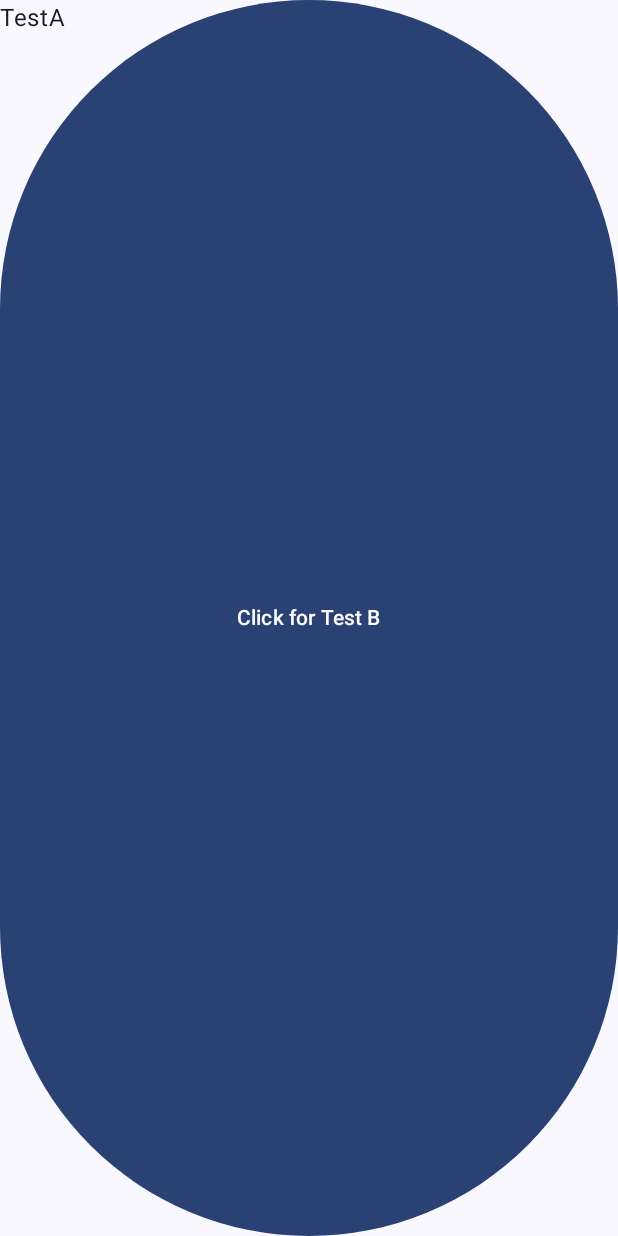
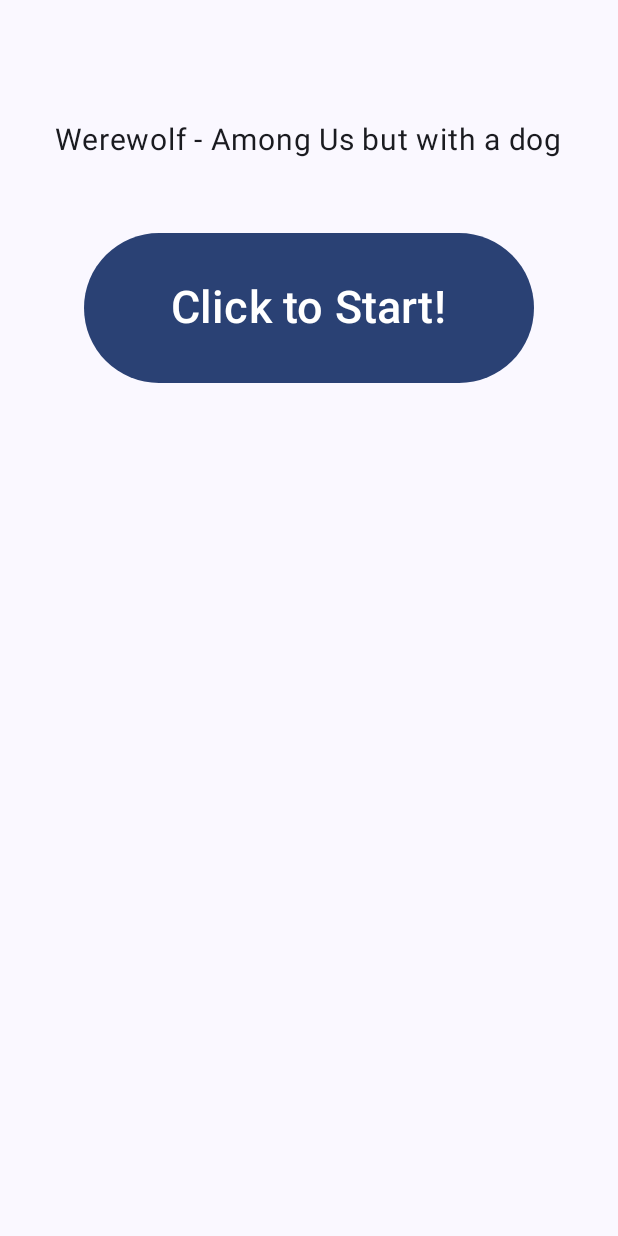
Before and after one commit to PaperGoose2566/EvilDoggyII, an Android app built with Jetpack Compose: the screen it shows after launch (MainActivity), on a phone screen of 412 x 824 dp. Run offline under Robolectric (Android 15) with nearby library versions, the light colour scheme and no system bars.

Commit message:
Main menu, Role assignment. Oh yeah, it's all coming together

```diff
--- /dev/null
+++ b/app/src/main/java/com/zooteam/evildoggyii/Amor.kt
@@ -0,0 +1,4 @@
+package com.zooteam.evildoggyii
+
+class Amor(override var name: String = "Amor") : Role {
+}
--- a/app/src/main/java/com/zooteam/evildoggyii/Game.kt
+++ b/app/src/main/java/com/zooteam/evildoggyii/Game.kt
@@ -1,7 +1,7 @@
 package com.zooteam.evildoggyii
 
 class Game {
-    var gameRoles = mutableListOf<Role>(Werewolf(), Seher())
+    var gameRoles = mutableListOf<Role>(Werewolf(), Seher(), Amor())
     init {
        gameRoles = gameRoles.shuffled().toMutableList()
     }
--- a/app/src/main/java/com/zooteam/evildoggyii/MainActivity.kt
+++ b/app/src/main/java/com/zooteam/evildoggyii/MainActivity.kt
@@ -16,6 +16,7 @@
 import com.zooteam.evildoggyii.ui.theme.EvilDoggyIITheme
 
 class MainActivity : ComponentActivity() {
+    var game = Game()
     override fun onCreate(savedInstanceState: Bundle?) {
         super.onCreate(savedInstanceState)
         setContent {
@@ -28,14 +29,13 @@
                     // Navigation Controller
                     val navController = rememberNavController()
                     // Navigation Graph defines the possible routes
-                    NavHost(navController = navController, startDestination = Routes.One) {
+                    NavHost(navController = navController, startDestination = Routes.MainMenu) {
                         // First route is defined with its name stored in Routes
-                        composable(Routes.One) {
-                            // TestA is called when the first route is taken
-                            TestA(navController)
+                        composable(Routes.MainMenu) {
+                           MainMenu(navController)
                         }
-                        composable(Routes.Two) {
-                           TestB(navController)
+                        composable(Routes.RoleAssignment) {
+                            RoleAssignmentScreen(navController, game)
                         }
                     }
                 }
--- /dev/null
+++ b/app/src/main/java/com/zooteam/evildoggyii/MainMenu.kt
@@ -0,0 +1,34 @@
+package com.zooteam.evildoggyii
+
+import androidx.compose.foundation.layout.Arrangement
+import androidx.compose.foundation.layout.Column
+import androidx.compose.foundation.layout.fillMaxSize
+import androidx.compose.foundation.layout.height
+import androidx.compose.foundation.layout.padding
+import androidx.compose.foundation.layout.paddingFromBaseline
+import androidx.compose.foundation.layout.size
+import androidx.compose.foundation.layout.width
+import androidx.compose.material3.Button
+import androidx.compose.material3.Text
+import androidx.compose.runtime.Composable
+import androidx.compose.ui.Alignment
+import androidx.compose.ui.Modifier
+import androidx.compose.ui.modifier.modifierLocalConsumer
+import androidx.compose.ui.unit.dp
+import androidx.compose.ui.unit.sp
+import androidx.navigation.NavHostController
+
+@Composable
+fun MainMenu(navController: NavHostController) {
+    Column(
+        modifier = Modifier.fillMaxSize().paddingFromBaseline(100.dp),
+        verticalArrangement = Arrangement.Center,
+        horizontalAlignment = Alignment.CenterHorizontally,
+    ) {
+        Text(text = "Werewolf - Among Us but with a dog", fontSize = 20.sp)
+        Button(onClick = { navController.navigate(Routes.RoleAssignment) },
+               modifier = Modifier.padding(50.dp).width(300.dp).height(100.dp)) {
+            Text(text = "Click to Start!", fontSize = 30.sp )
+        }
+    }
+}
--- a/app/src/main/java/com/zooteam/evildoggyii/Routes.kt
+++ b/app/src/main/java/com/zooteam/evildoggyii/Routes.kt
@@ -5,6 +5,6 @@
  * to prevent the hard-coded approach, which creates redundancy
  */
 object Routes {
-    var One = "TestA"
-    var Two = "TestB"
+    var MainMenu = "MainMenu"
+    var RoleAssignment = "RoleAssignment"
 }
--- a/app/src/main/java/com/zooteam/evildoggyii/TestA.kt
+++ /dev/null
@@ -1,29 +0,0 @@
-package com.zooteam.evildoggyii
-
-import androidx.compose.foundation.layout.Column
-import androidx.compose.foundation.layout.fillMaxSize
-import androidx.compose.material3.Button
-import androidx.compose.material3.Text
-import androidx.compose.runtime.Composable
-import androidx.compose.ui.Modifier
-import androidx.navigation.NavController
-
-/*
- * Placeholder to test navigation
- * And serves as a tutorial for the front-end guy
- */
-@Composable
-fun TestA(navController: NavController) {
-    Column {
-       Modifier.fillMaxSize()
-    }
-    Text(text = "TestA")
-    /* The onClick function uses the navController passed
-     * in the function head by the MainActivity in the
-     * Navigation graph and calls the navigate function, where
-     * Route two is selected
-     */
-    Button(onClick = { navController.navigate(Routes.Two) }) {
-        Text(text = "Click for Test B")
-    }
-}
```
Also changed, not shown: app/src/main/java/com/zooteam/evildoggyii/RoleAssignmentScreen.kt (added, +28 -0 lines), app/src/main/java/com/zooteam/evildoggyii/TestB.kt (deleted, +0 -20 lines).
